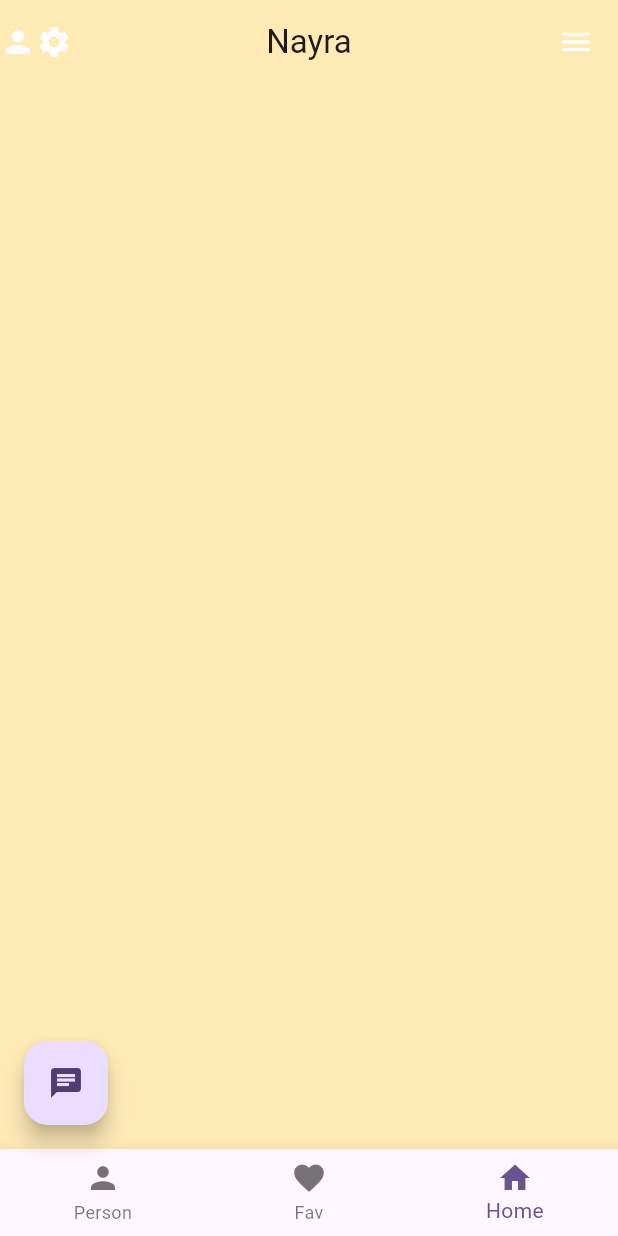
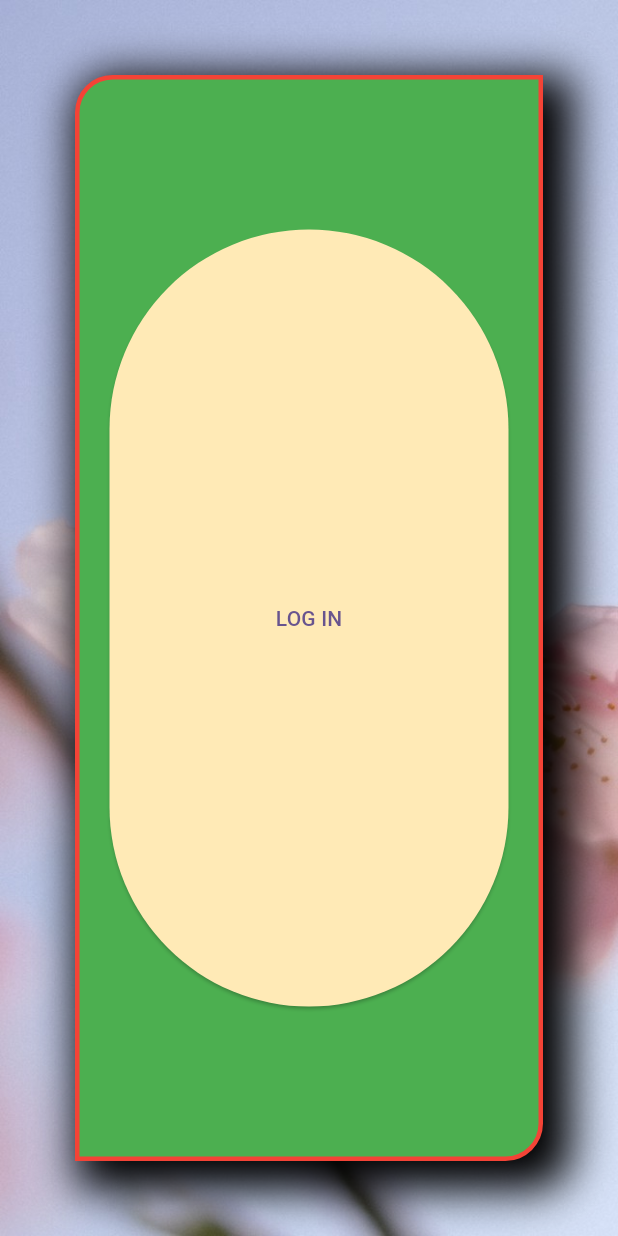
Before and after one commit to NAYRA92/flutter_application_course_april_2025, a Flutter app: the screen it shows after launch, on a phone screen of 412 x 824 dp. Run offline on Flutter 3.47's test engine with Material 3 defaults, Android fonts, the phone set to English and light mode, and no system bars; our stand-ins replace google_fonts, lottie.

Commit message:
new file:   images/sakura_bg.jpg 	new file:   lib/bottomnavbar_page.dart 	modified:   lib/main.dart 	new file:   lib/mycontainer_page.dart

```diff
--- a/lib/main.dart
+++ b/lib/main.dart
@@ -2,8 +2,10 @@ import 'package:flutter/material.dart';
 import 'package:flutter_application_16_april/login_page.dart';
 import 'package:flutter_application_16_april/onboarding.dart';
 
+import 'bottomnavbar_page.dart';
 import 'homepage.dart';
 import 'im_rich.dart';
+import 'mycontainer_page.dart';
 import 'signin_signup.dart';
 
 void main() {
@@ -38,7 +40,7 @@ class MyApp extends StatelessWidget {
         colorScheme: ColorScheme.fromSeed(seedColor: Colors.deepPurple),
         useMaterial3: true,
       ),
-      home: Onboarding()
+      home: MycontainerPage()
     );
   }
 }
--- /dev/null
+++ b/lib/mycontainer_page.dart
@@ -0,0 +1,68 @@
+import 'package:flutter/material.dart';
+import 'package:flutter_application_16_april/constants.dart';
+
+class MycontainerPage extends StatefulWidget {
+  const MycontainerPage({super.key});
+
+  @override
+  State<MycontainerPage> createState() => _MycontainerPageState();
+}
+
+class _MycontainerPageState extends State<MycontainerPage> {
+  @override
+  Widget build(BuildContext context) {
+    return Scaffold(
+      backgroundColor: Colors.black,
+      body: Container(
+        height: double.infinity,
+        width: double.infinity,
+        decoration: BoxDecoration(
+            color: Colors.red,
+            image: DecorationImage(
+                image: AssetImage("images/sakura_bg.jpg"),
+                fit: BoxFit.cover,
+                alignment: Alignment.bottomCenter,
+                opacity: 1)),
+        child: Container(
+          margin: EdgeInsets.all(50),
+          decoration: BoxDecoration(
+            color: Colors.green,
+            // borderRadius: BorderRadius.circular(25),
+            borderRadius: BorderRadius.only(
+              topLeft: Radius.circular(25),
+              bottomRight: Radius.circular(25),
+            ),
+            border: Border.all(
+              color: Colors.red,
+              width: 3
+            ),
+            boxShadow: [
+              BoxShadow(
+                color: Colors.black,
+                blurRadius: 25,
+                spreadRadius: 10,
+                offset: Offset(10, 10)
+              )
+            ]
+          ),
+          child: Padding(
+            // padding: const EdgeInsets.all(40.0),
+            padding: EdgeInsets.only(
+              top: 100,
+              bottom: 100,
+              right: 20,
+              left: 20
+            ),
+            child: ElevatedButton(
+              style: ElevatedButton.styleFrom(
+                backgroundColor: mainBeigColor
+              ),
+              onPressed: (){},
+              child: Text("LOG IN")),
+          ),
+        ),
+
+      ),
+    );
+  }
+}
```
Also changed, not shown: lib/bottomnavbar_page.dart (added, +57 -0 lines), images/sakura_bg.jpg (added).
